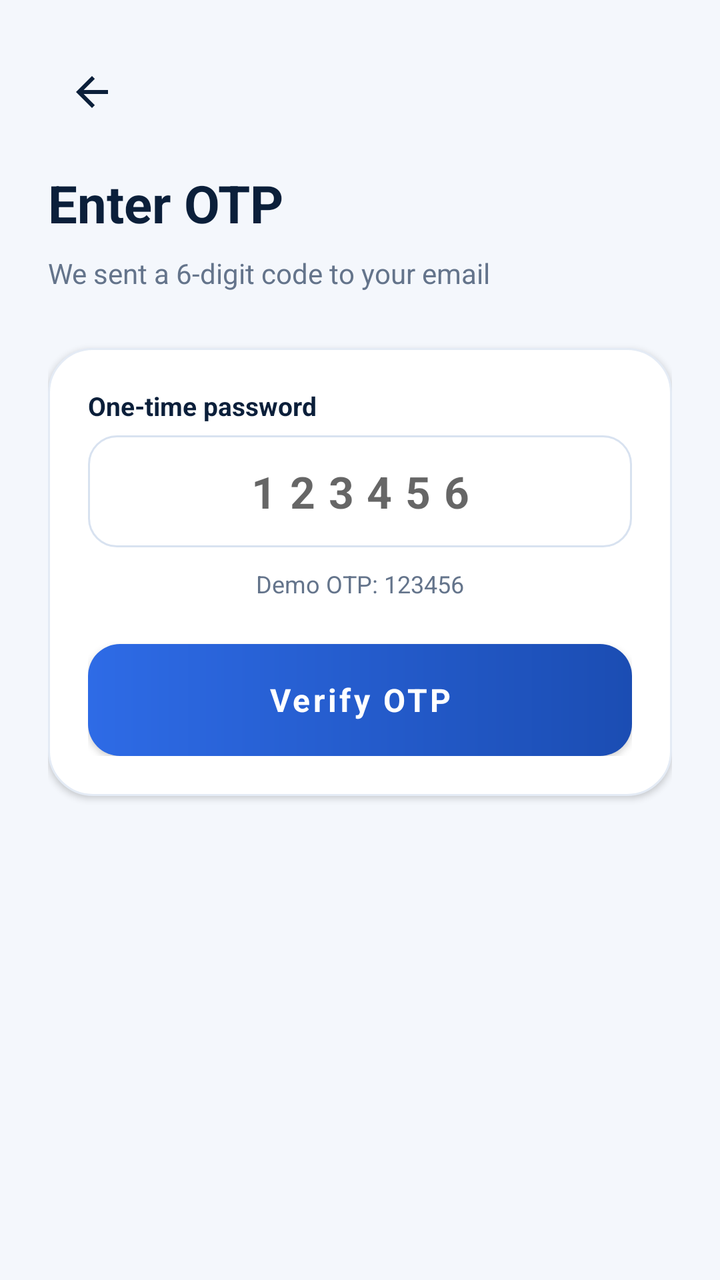
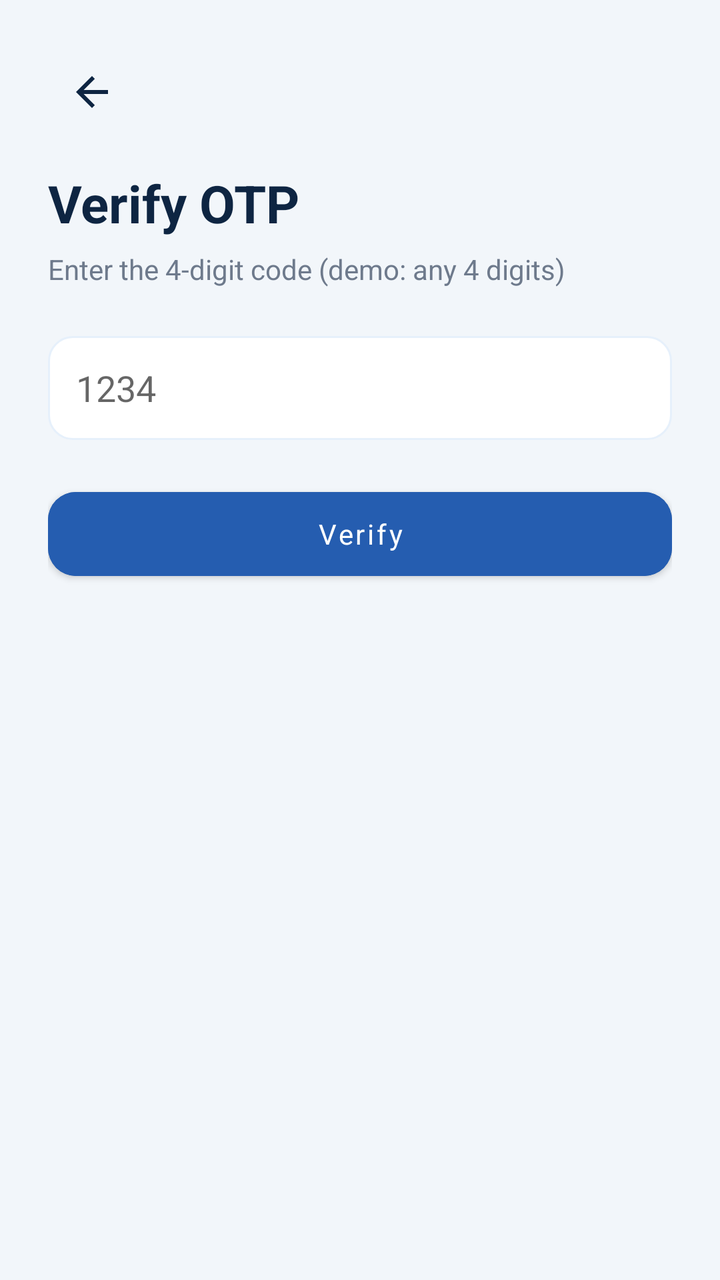

Screens rendered from an Android XML layout before and after an edit, with the pre-edit source and the edit as a unified diff.
<!-- AndroidManifest.xml: application theme Theme.CSUCensus -->
<!-- res/layout/activity_otp_verify.xml -->
<?xml version="1.0" encoding="utf-8"?>
<ScrollView
    xmlns:android="http://schemas.android.com/apk/res/android"
    xmlns:app="http://schemas.android.com/apk/res-auto"
    android:layout_width="match_parent"
    android:layout_height="match_parent"
    android:background="@color/background"
    android:fillViewport="true"
    android:scrollbars="none"
    >
    <LinearLayout
        android:layout_width="match_parent"
        android:layout_height="wrap_content"
        android:orientation="vertical"
        android:padding="24dp"
        >
        <ImageButton
            android:id="@+id/btnBack"
            android:layout_width="44dp"
            android:layout_height="44dp"
            android:src="@drawable/ic_back"
            android:background="?attr/selectableItemBackgroundBorderless"
            android:contentDescription="Back"
            app:tint="@color/navy" />
        <TextView
            android:layout_width="wrap_content"
            android:layout_height="wrap_content"
            android:text="Enter OTP"
            android:textSize="26sp"
            android:textStyle="bold"
            android:textColor="@color/navy"
            android:layout_marginTop="16dp" />
        <TextView
            android:id="@+id/tvOtpHint"
            android:layout_width="wrap_content"
            android:layout_height="wrap_content"
            android:text="We sent a 6-digit code to your email"
            android:textColor="@color/muted"
            android:textSize="14sp"
            android:layout_marginTop="8dp" />
        <LinearLayout
            android:layout_width="match_parent"
            android:layout_height="wrap_content"
            android:orientation="vertical"
            android:background="@drawable/bg_card"
            android:padding="20dp"
            android:layout_marginTop="28dp"
            android:elevation="2dp"
            >
            <TextView
                android:layout_width="wrap_content"
                android:layout_height="wrap_content"
                android:text="One-time password"
                android:textColor="@color/navy"
                android:textStyle="bold"
                android:textSize="13sp" />
            <EditText
                android:id="@+id/etOtp"
                android:layout_width="match_parent"
                android:layout_height="56dp"
                android:layout_marginTop="6dp"
                android:paddingHorizontal="14dp"
                android:singleLine="true"
                android:hint="123456"
                android:inputType="number"
                android:maxLength="6"
                android:gravity="center"
                android:letterSpacing="0.3"
                android:textSize="22sp"
                android:textStyle="bold"
                android:background="@drawable/bg_input"
                android:textColor="@color/navy" />
            <TextView
                android:layout_width="wrap_content"
                android:layout_height="wrap_content"
                android:text="Demo OTP: 123456"
                android:textColor="@color/muted"
                android:textSize="12sp"
                android:layout_marginTop="10dp"
                android:layout_gravity="center" />
            <com.google.android.material.button.MaterialButton
                android:id="@+id/btnVerifyOtp"
                android:layout_width="match_parent"
                android:layout_height="56dp"
                android:text="Verify OTP"
                android:textAllCaps="false"
                android:textSize="16sp"
                android:textStyle="bold"
                android:background="@drawable/bg_primary_button"
                app:backgroundTint="@null"
                android:layout_marginTop="22dp"
                app:cornerRadius="16dp" />
        </LinearLayout>
    </LinearLayout>
</ScrollView>
<!-- resources referenced by this layout -->
<resources>
  <color name="background">#F4F7FC</color>
  <color name="muted">#64748B</color>
  <color name="navy">#0B1F3A</color>
  <!-- drawable bg_card (drawable) -->
  <?xml version="1.0" encoding="utf-8"?>
  <shape xmlns:android="http://schemas.android.com/apk/res/android">
      <solid android:color="@color/white" />
      <corners android:radius="22dp" />
      <stroke android:width="1dp" android:color="@color/line" />
  </shape>
  <!-- drawable bg_input (drawable) -->
  <?xml version="1.0" encoding="utf-8"?>
  <selector xmlns:android="http://schemas.android.com/apk/res/android">
      <item android:state_focused="true">
          <shape>
              <solid android:color="@color/white" />
              <corners android:radius="14dp" />
              <stroke android:width="2dp" android:color="@color/blue" />
          </shape>
      </item>
      <item>
          <shape>
              <solid android:color="@color/white" />
              <corners android:radius="14dp" />
              <stroke android:width="1dp" android:color="@color/input_stroke" />
          </shape>
      </item>
  </selector>
  <!-- drawable bg_primary_button (drawable) -->
  <?xml version="1.0" encoding="utf-8"?>
  <ripple xmlns:android="http://schemas.android.com/apk/res/android"
      android:color="#33FFFFFF">
      <item>
          <shape>
              <gradient
                  android:startColor="@color/blue"
                  android:endColor="@color/blue_dark"
                  android:angle="0" />
              <corners android:radius="16dp" />
          </shape>
      </item>
  </ripple>
  <!-- drawable ic_back (drawable) -->
  <?xml version="1.0" encoding="utf-8"?>
  <vector xmlns:android="http://schemas.android.com/apk/res/android"
      android:width="24dp" android:height="24dp"
      android:viewportWidth="24" android:viewportHeight="24">
      <path android:fillColor="#0E2542"
          android:pathData="M20,11H7.83l5.59,-5.59L12,4l-8,8 8,8 1.41,-1.41L7.83,13H20v-2z"/>
  </vector>
  <style name="Theme.CSUCensus" parent="Theme.MaterialComponents.DayNight.NoActionBar">
          <item name="colorPrimary">@color/blue</item>
          <item name="colorPrimaryVariant">@color/blue_dark</item>
          <item name="colorSecondary">@color/green</item>
          <item name="colorOnPrimary">@color/white</item>
          <item name="android:fontFamily">sans-serif</item>
          <item name="android:windowLightStatusBar">true</item>
          <item name="android:statusBarColor">@android:color/transparent</item>
          <item name="android:navigationBarColor">@color/white</item>
          <item name="android:windowLightNavigationBar">true</item>
          <item name="android:windowBackground">@color/background</item>
      </style>
  <color name="white">#FFFFFF</color>
  <color name="line">#E4EBF5</color>
  <color name="blue">#2E6BE6</color>
  <color name="input_stroke">#D8E2F0</color>
  <color name="blue_dark">#1B4DB3</color>
  <color name="green">#1FA971</color>
</resources>

<!-- the commit's change to res/layout/activity_otp_verify.xml (unified diff, before → after) -->
@@ -1,95 +1,50 @@
 <?xml version="1.0" encoding="utf-8"?>
-<ScrollView
-    xmlns:android="http://schemas.android.com/apk/res/android"
+<LinearLayout xmlns:android="http://schemas.android.com/apk/res/android"
     xmlns:app="http://schemas.android.com/apk/res-auto"
     android:layout_width="match_parent"
     android:layout_height="match_parent"
+    android:orientation="vertical"
     android:background="@color/background"
-    android:fillViewport="true"
-    android:scrollbars="none"
-    >
-    <LinearLayout
+    android:padding="24dp">
+    <ImageButton
+        android:id="@+id/btnBack"
+        android:layout_width="44dp"
+        android:layout_height="44dp"
+        android:src="@drawable/ic_back"
+        android:background="?attr/selectableItemBackgroundBorderless"
+        app:tint="@color/navy"
+        android:contentDescription="Back" />
+    <TextView
+        android:layout_width="wrap_content"
+        android:layout_height="wrap_content"
+        android:text="Verify OTP"
+        android:textSize="26sp"
+        android:textStyle="bold"
+        android:textColor="@color/navy"
+        android:layout_marginTop="16dp" />
+    <TextView
+        android:layout_width="wrap_content"
+        android:layout_height="wrap_content"
+        android:text="Enter the 4-digit code (demo: any 4 digits)"
+        android:textColor="@color/muted"
+        android:layout_marginTop="6dp" />
+    <EditText
+        android:id="@+id/etOtp"
         android:layout_width="match_parent"
-        android:layout_height="wrap_content"
-        android:orientation="vertical"
-        android:padding="24dp"
-        >
-        <ImageButton
-            android:id="@+id/btnBack"
-            android:layout_width="44dp"
-            android:layout_height="44dp"
-            android:src="@drawable/ic_back"
-            android:background="?attr/selectableItemBackgroundBorderless"
-            android:contentDescription="Back"
-            app:tint="@color/navy" />
-        <TextView
-            android:layout_width="wrap_content"
-            android:layout_height="wrap_content"
-            android:text="Enter OTP"
-            android:textSize="26sp"
-            android:textStyle="bold"
-            android:textColor="@color/navy"
-            android:layout_marginTop="16dp" />
-        <TextView
-            android:id="@+id/tvOtpHint"
-            android:layout_width="wrap_content"
-            android:layout_height="wrap_content"
-            android:text="We sent a 6-digit code to your email"
-            android:textColor="@color/muted"
-            android:textSize="14sp"
-            android:layout_marginTop="8dp" />
-        <LinearLayout
-            android:layout_width="match_parent"
-            android:layout_height="wrap_content"
-            android:orientation="vertical"
-            android:background="@drawable/bg_card"
-            android:padding="20dp"
-            android:layout_marginTop="28dp"
-            android:elevation="2dp"
-            >
-            <TextView
-                android:layout_width="wrap_content"
-                android:layout_height="wrap_content"
-                android:text="One-time password"
-                android:textColor="@color/navy"
-                android:textStyle="bold"
-                android:textSize="13sp" />
-            <EditText
-                android:id="@+id/etOtp"
-                android:layout_width="match_parent"
-                android:layout_height="56dp"
-                android:layout_marginTop="6dp"
-                android:paddingHorizontal="14dp"
-                android:singleLine="true"
-                android:hint="123456"
-                android:inputType="number"
-                android:maxLength="6"
-                android:gravity="center"
-                android:letterSpacing="0.3"
-                android:textSize="22sp"
-                android:textStyle="bold"
-                android:background="@drawable/bg_input"
-                android:textColor="@color/navy" />
-            <TextView
-                android:layout_width="wrap_content"
-                android:layout_height="wrap_content"
-                android:text="Demo OTP: 123456"
-                android:textColor="@color/muted"
-                android:textSize="12sp"
-                android:layout_marginTop="10dp"
-                android:layout_gravity="center" />
-            <com.google.android.material.button.MaterialButton
-                android:id="@+id/btnVerifyOtp"
-                android:layout_width="match_parent"
-                android:layout_height="56dp"
-                android:text="Verify OTP"
-                android:textAllCaps="false"
-                android:textSize="16sp"
-                android:textStyle="bold"
-                android:background="@drawable/bg_primary_button"
-                app:backgroundTint="@null"
-                android:layout_marginTop="22dp"
-                app:cornerRadius="16dp" />
-        </LinearLayout>
-    </LinearLayout>
-</ScrollView>
+        android:layout_height="52dp"
+        android:hint="1234"
+        android:inputType="number"
+        android:paddingHorizontal="14dp"
+        android:background="@drawable/bg_input"
+        android:layout_marginTop="24dp"
+        android:textColor="@color/navy" />
+    <com.google.android.material.button.MaterialButton
+        android:id="@+id/btnVerify"
+        android:layout_width="match_parent"
+        android:layout_height="54dp"
+        android:text="Verify"
+        android:textAllCaps="false"
+        android:backgroundTint="@color/blue"
+        android:layout_marginTop="20dp"
+        app:cornerRadius="14dp" />
+</LinearLayout>
<!-- resource entries referenced after the edit -->
@@ -1,47 +1,15 @@
 <!-- resources referenced by this layout -->
 <resources>
-  <color name="background">#F4F7FC</color>
-  <color name="muted">#64748B</color>
-  <color name="navy">#0B1F3A</color>
-  <!-- drawable bg_card (drawable) -->
+  <color name="background">#F2F6FA</color>
+  <color name="muted">#6E7A8C</color>
+  <color name="navy">#0E2542</color>
+  <!-- drawable bg_input (drawable) -->
   <?xml version="1.0" encoding="utf-8"?>
-  <shape xmlns:android="http://schemas.android.com/apk/res/android">
+  <shape xmlns:android="http://schemas.android.com/apk/res/android" android:shape="rectangle">
       <solid android:color="@color/white" />
-      <corners android:radius="22dp" />
+      <corners android:radius="12dp" />
       <stroke android:width="1dp" android:color="@color/line" />
   </shape>
-  <!-- drawable bg_input (drawable) -->
-  <?xml version="1.0" encoding="utf-8"?>
-  <selector xmlns:android="http://schemas.android.com/apk/res/android">
-      <item android:state_focused="true">
-          <shape>
-              <solid android:color="@color/white" />
-              <corners android:radius="14dp" />
-              <stroke android:width="2dp" android:color="@color/blue" />
-          </shape>
-      </item>
-      <item>
-          <shape>
-              <solid android:color="@color/white" />
-              <corners android:radius="14dp" />
-              <stroke android:width="1dp" android:color="@color/input_stroke" />
-          </shape>
-      </item>
-  </selector>
-  <!-- drawable bg_primary_button (drawable) -->
-  <?xml version="1.0" encoding="utf-8"?>
-  <ripple xmlns:android="http://schemas.android.com/apk/res/android"
-      android:color="#33FFFFFF">
-      <item>
-          <shape>
-              <gradient
-                  android:startColor="@color/blue"
-                  android:endColor="@color/blue_dark"
-                  android:angle="0" />
-              <corners android:radius="16dp" />
-          </shape>
-      </item>
-  </ripple>
   <!-- drawable ic_back (drawable) -->
   <?xml version="1.0" encoding="utf-8"?>
   <vector xmlns:android="http://schemas.android.com/apk/res/android"
@@ -63,10 +31,9 @@
           <item name="android:windowBackground">@color/background</item>
       </style>
   <color name="white">#FFFFFF</color>
-  <color name="line">#E4EBF5</color>
-  <color name="blue">#2E6BE6</color>
-  <color name="input_stroke">#D8E2F0</color>
-  <color name="blue_dark">#1B4DB3</color>
-  <color name="green">#1FA971</color>
+  <color name="line">#E6F0FB</color>
+  <color name="blue">#255DB0</color>
+  <color name="blue_dark">#1E4A8C</color>
+  <color name="green">#2A966B</color>
 </resources>
 
